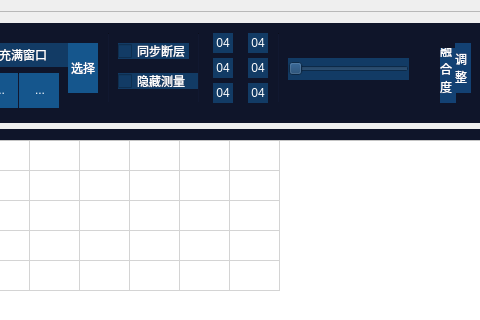
The window that IRProc/IRProc/IRProc.ui (seafrog1984/QTIRProc) describes before a commit, drawn with Qt 5; both pictures show x 375 to 855 and y 0 to 320 of the 1442 by 782 pixel window.
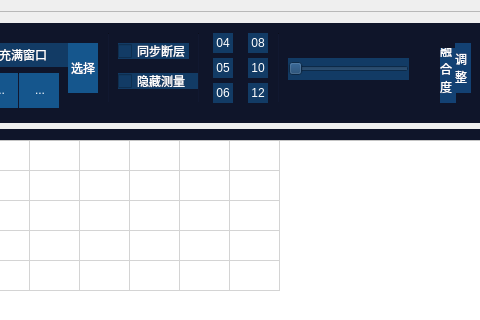
The same window after the commit. The open tabs and pages were chosen to show the change. Icons and pictures are not drawn. Custom widgets are drawn as their Qt base class.

Diff of the .ui file:
```diff
--- a/IRProc/IRProc/IRProc.ui
+++ b/IRProc/IRProc/IRProc.ui
@@ -919,7 +919,7 @@
               <string notr="true"/>
              </property>
              <property name="text">
-              <string>04</string>
+              <string>05</string>
              </property>
              <property name="icon">
               <iconset resource="IRProc.qrc">
@@ -957,7 +957,7 @@
               <string notr="true"/>
              </property>
              <property name="text">
-              <string>04</string>
+              <string>06</string>
              </property>
              <property name="icon">
               <iconset resource="IRProc.qrc">
@@ -995,7 +995,7 @@
               <string notr="true"/>
              </property>
              <property name="text">
-              <string>04</string>
+              <string>12</string>
              </property>
              <property name="icon">
               <iconset resource="IRProc.qrc">
@@ -1033,7 +1033,7 @@
               <string notr="true"/>
              </property>
              <property name="text">
-              <string>04</string>
+              <string>10</string>
              </property>
              <property name="icon">
               <iconset resource="IRProc.qrc">
@@ -1071,7 +1071,7 @@
               <string notr="true"/>
              </property>
              <property name="text">
-              <string>04</string>
+              <string>08</string>
              </property>
              <property name="icon">
               <iconset resource="IRProc.qrc">
```
Left out of the diff: 36 changed lines with no effect on the pictures.
